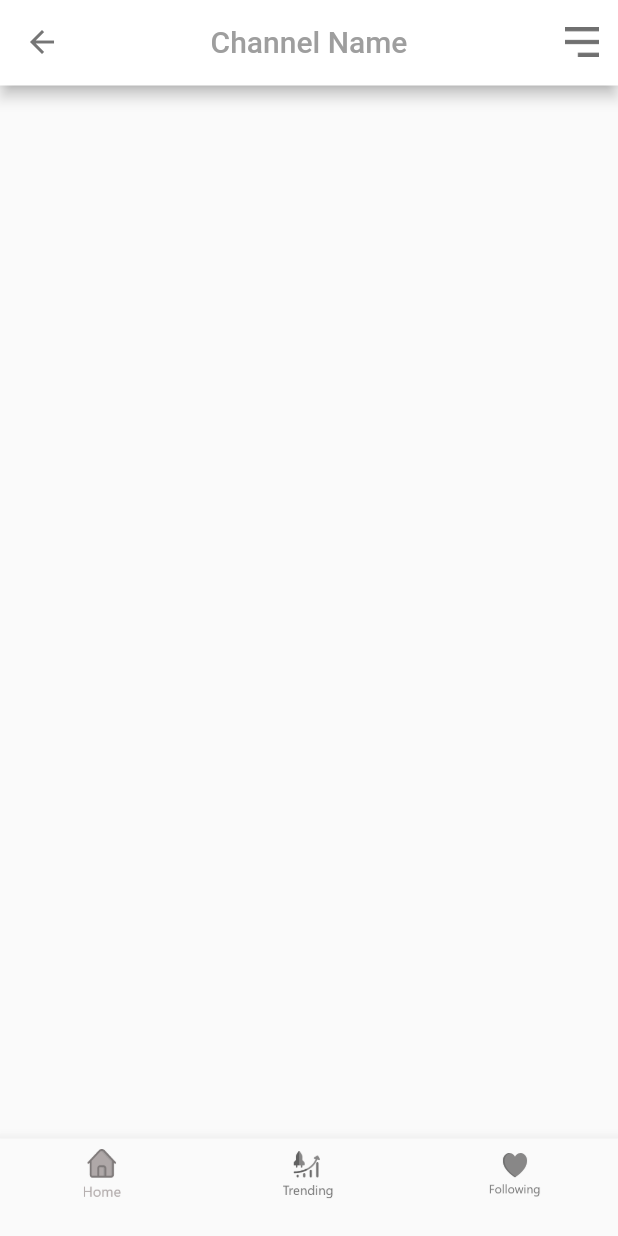
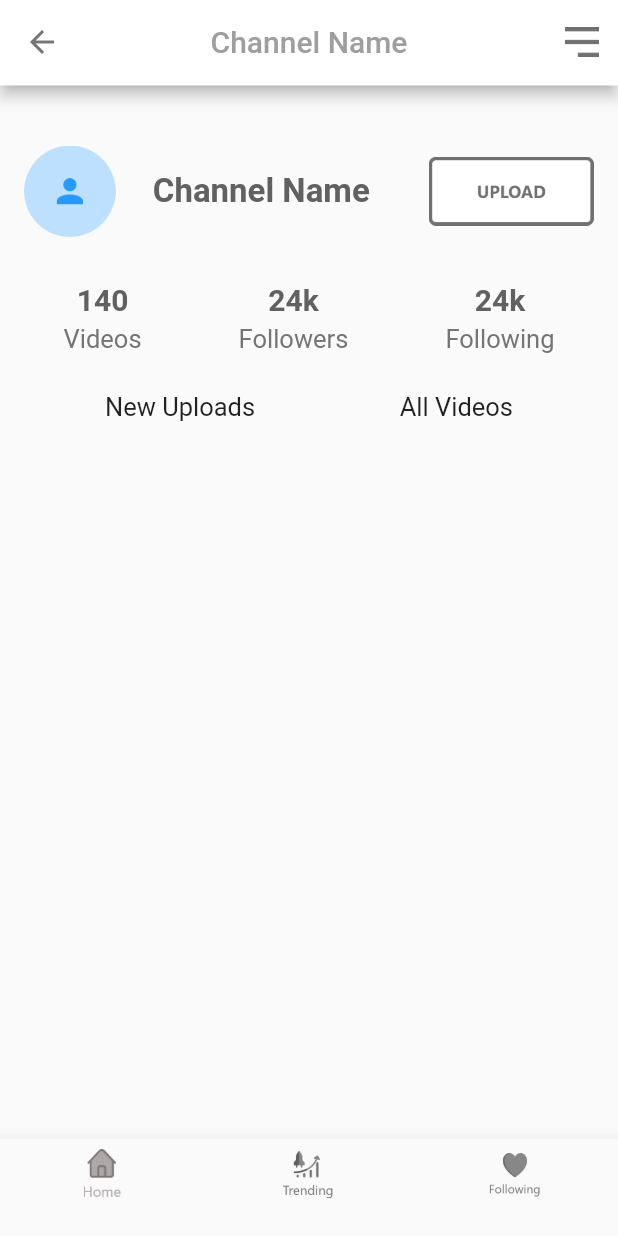
Before and after one commit to xybercommander/youtube_clone, a Flutter app: the MyChannel screen opened directly, on a phone screen of 412 x 824 dp. Run offline on Flutter 3.47's test engine with Material 2 defaults, Android fonts, the phone set to English and light mode, and no system bars.

Commit message:
added new files

```diff
--- a/lib/services/widgets.dart
+++ b/lib/services/widgets.dart
@@ -78,17 +78,7 @@ Widget advertisement(context) {
               ),
               Text("Advertisement", style: TextStyle(fontSize: 15, fontWeight: FontWeight.bold, color: Colors.white)),
               SizedBox(width: MediaQuery.of(context).size.width - 340,),
-              Container(
-                height: 45,
-                width: 100,
-                decoration: BoxDecoration(
-                  color: Colors.white,
-                  borderRadius: BorderRadius.circular(8)
-                ),
-                child: Center(
-                  child: Text("OPEN", style: TextStyle(color: Colors.blue, fontWeight: FontWeight.bold),),
-                ),
-              )
+              Image.asset("assets/SmallButtonad.png", height: 50, width: 90,)
             ],
           ),
         ),
@@ -120,3 +110,15 @@ Widget listViewTrending(context) {
     ),
   );
 }
+
+
+//Widget for text in channel page
+Widget textInChannelPage(String number, String numberType) {
+  return Column(
+    children: <Widget>[
+      Text(number, style: TextStyle(fontSize: 20, fontWeight: FontWeight.bold, color: Colors.grey[700]),),
+      SizedBox(height: 5,),
+      Text(numberType, style: TextStyle(color: Colors.grey[600], fontSize: 17),)
+    ],
+  );
+}
--- a/lib/views/mychannel.dart
+++ b/lib/views/mychannel.dart
@@ -1,4 +1,5 @@
 import 'package:flutter/material.dart';
+import 'package:youtube_clone/services/widgets.dart';
 
 class MyChannel extends StatefulWidget {
   @override
@@ -29,8 +30,49 @@ class _MyChannelState extends State<MyChannel> {
         ),
       ),
 
+      body: Column(
+        children: <Widget>[
+          SizedBox(height: 40,),
+          Padding(
+            padding: const EdgeInsets.symmetric(horizontal: 10),
+            child: Row(
+              mainAxisAlignment: MainAxisAlignment.spaceAround,
+              children: <Widget>[
+                Image.asset("assets/Profile1.png", height: 61, width: 61,),
+                SizedBox(width: 0.4,),
+                Text("Channel Name", style: TextStyle(color: Colors.grey[700], fontSize: 22, fontWeight: FontWeight.bold),),
+                SizedBox(width: 15,),
+                Image.asset("assets/Upload.png", height: 60, width: 110,)
+              ],
+            ),
+          ),
+          SizedBox(height: 30,),
+          Padding(
+            padding: const EdgeInsets.symmetric(horizontal: 10),
+            child: Row(
+              mainAxisAlignment: MainAxisAlignment.spaceAround,
+              children: <Widget>[
+                textInChannelPage("140", "Videos"),
+                textInChannelPage("24k", "Followers"),
+                textInChannelPage("24k", "Following")
+              ],
+            ),
+          ),
+          SizedBox(height: 25,),
+          Container(
+            padding: EdgeInsets.symmetric(horizontal: 70),
+            child: Row(
+              mainAxisAlignment: MainAxisAlignment.spaceBetween,
+              children: <Widget>[
+                Text("New Uploads", style: TextStyle(fontSize: 17),),
+                Text("All Videos", style: TextStyle(fontSize: 17),),
+              ],
+            ),
+          )
+        ],
+      ),
+
       bottomNavigationBar: BottomNavigationBar(
-
         items: [
           BottomNavigationBarItem(
             icon: Image.asset("assets/Group184.png", height: 35, width: 35,),
```
Also changed, not shown: lib/ChannelPages/allvideos.dart (added, +17 -0 lines), lib/ChannelPages/newUploads.dart (added, +17 -0 lines), lib/main.dart (+3 -6 lines).
